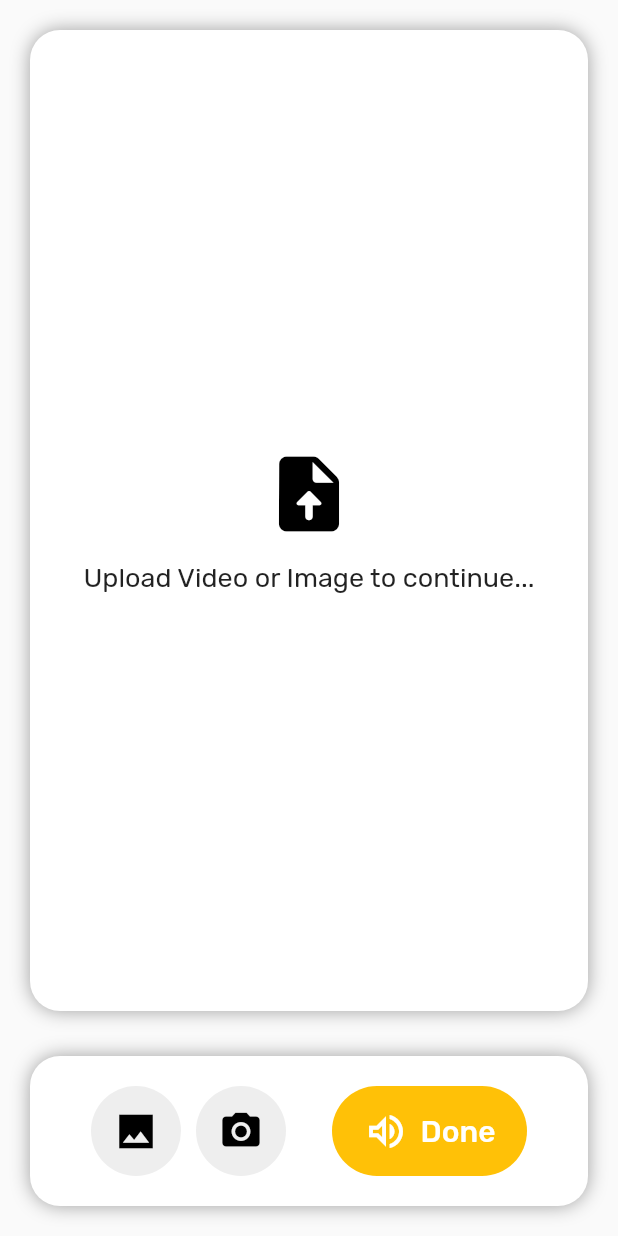
After one commit to Harmanjit14/SignSpeak, a Flutter app: the UploadScreen screen opened directly, on a phone screen of 412 x 824 dp. The commit adds this screen. Run offline on Flutter 3.47's test engine with Material 2 defaults, Android fonts, the light colour scheme and no system bars; our stand-ins replace camera, get, google_fonts, image_picker.

Commit message:
partial UI done

```diff
--- a/lib/dashboard.dart
+++ b/lib/dashboard.dart
@@ -2,30 +2,13 @@ import 'package:flutter/material.dart';
 import 'package:get/get.dart';
 import 'package:google_fonts/google_fonts.dart';
 import 'package:signspeak/export.dart';
+import 'package:signspeak/upload.dart';
 
 class IconState extends GetxController {
   RxBool s1 = false.obs;
   RxBool s2 = false.obs;
   RxBool s3 = false.obs;
   RxInt selected = 0.obs;
-
-  void set1() {
-    s1 = true.obs;
-    s2 = false.obs;
-    s3 = false.obs;
-  }
-
-  void set2() {
-    s2 = true.obs;
-    s1 = false.obs;
-    s3 = false.obs;
-  }
-
-  void set3() {
-    s3 = true.obs;
-    s2 = false.obs;
-    s1 = false.obs;
-  }
 }
 
 class ChoiceScreen extends StatelessWidget {
@@ -48,6 +31,8 @@ class ChoiceScreen extends StatelessWidget {
             onPressed: () {
               switch (controller.selected.value) {
                 case 1:
+                  Get.to(() => const UploadScreen(),
+                      transition: Transition.leftToRight);
                   break;
                 case 2:
                   break;
--- a/lib/export.dart
+++ b/lib/export.dart
@@ -2,4 +2,6 @@ export 'intro.dart';
 import 'package:camera/camera.dart';
 export 'dashboard.dart';
 export 'realtime.dart';
+import 'upload.dart';
+import 'reverse.dart';
 List<CameraDescription> cameras = [];
--- a/lib/realtime.dart
+++ b/lib/realtime.dart
@@ -30,7 +30,7 @@ class _RealtimeScreenState extends State<RealtimeScreen> {
     //   print(value);
     // });
 
-    controller = CameraController(cameras[0], ResolutionPreset.max);
+    controller = CameraController(cameras[0], ResolutionPreset.veryHigh);
     controller!.initialize().then((_) {
       if (!mounted) {
         print("Camera Not mounted!!");
@@ -63,10 +63,9 @@ class _RealtimeScreenState extends State<RealtimeScreen> {
           children: [
             Flexible(
               child: Container(
-                child: Expanded(
-                    child: ClipRRect(
-                        borderRadius: BorderRadius.circular(20),
-                        child: CameraPreview(controller!))),
+                child: ClipRRect(
+                    borderRadius: BorderRadius.circular(20),
+                    child: CameraPreview(controller!)),
                 decoration: BoxDecoration(
                     color: Colors.white,
                     boxShadow: const [
--- /dev/null
+++ b/lib/upload.dart
@@ -0,0 +1,204 @@
+import 'dart:io';
+
+import 'package:camera/camera.dart';
+import 'package:flutter/material.dart';
+import 'package:google_fonts/google_fonts.dart';
+import 'package:image_picker/image_picker.dart';
+import 'export.dart';
+
+class UploadScreen extends StatefulWidget {
+  const UploadScreen({Key? key}) : super(key: key);
+
+  @override
+  _UploadScreenState createState() => _UploadScreenState();
+}
+
+class _UploadScreenState extends State<UploadScreen> {
+  final ImagePicker image = ImagePicker();
+  XFile? photo;
+  File? file;
+  String? res;
+  CameraController? controller;
+  CameraImage? img;
+
+  @override
+  void initState() {
+    // Tflite.loadModel(
+    //         model: "lib/assets/tflite/model.tflite",
+    //         labels: "lib/assets/tflite/labels.txt",
+    //         numThreads: 1, // defaults to 1
+    //         isAsset:
+    //             true, // defaults to true, set to false to load resources outside assets
+    //         useGpuDelegate:
+    //             false // defaults to false, set to true to use GPU delegate
+    //         )
+    //     .then((value) {
+    //   print(value);
+    // });
+
+    controller = CameraController(cameras[0], ResolutionPreset.veryHigh);
+    controller!.initialize().then((_) {
+      if (!mounted) {
+        print("Camera Not mounted!!");
+        return;
+      }
+    });
+    super.initState();
+  }
+
+  @override
+  void dispose() {
+    controller!.dispose();
+    super.dispose();
+  }
+
+  @override
+  Widget build(BuildContext context) {
+    return Scaffold(
+      body: SafeArea(
+        child: Padding(
+          padding: const EdgeInsets.all(20),
+          child: Column(
+            // direction: Axis.vertical,
+            children: [
+              Expanded(
+                child: Container(
+                  child: ClipRRect(
+                    borderRadius: BorderRadius.circular(20),
+                    child: (file == null)
+                        ? Center(
+                            child: Column(
+                              mainAxisSize: MainAxisSize.min,
+                              children: [
+                                const Icon(
+                                  Icons.upload_file_rounded,
+                                  size: 60,
+                                  color: Colors.black,
+                                ),
+                                const SizedBox(height: 15),
+                                Text(
+                                  "Upload Video or Image to continue...",
+                                  style: GoogleFonts.rubik(
+                                    fontSize: 18,
+                                  ),
+                                )
+                              ],
+                            ),
+                          )
+                        : Image.file(
+                            file!,
+                            fit: BoxFit.cover,
+                          ),
+                    // child: CameraPreview(controller!)
+                  ),
+                  decoration: BoxDecoration(
+                      color: Colors.white,
+                      boxShadow: const [
+                        BoxShadow(color: Colors.grey, blurRadius: 10),
+                      ],
+                      borderRadius: BorderRadius.circular(20)),
+                ),
+              ),
+              const SizedBox(height: 30),
+              Container(
+                padding: const EdgeInsets.all(10),
+                child: Row(
+                  mainAxisAlignment: MainAxisAlignment.spaceEvenly,
+                  mainAxisSize: MainAxisSize.max,
+                  children: [
+                    Row(
+                      mainAxisSize: MainAxisSize.min,
+                      children: [
+                        Container(
+                          height: 60,
+                          width: 60,
+                          decoration: const BoxDecoration(
+                            shape: BoxShape.circle,
+                            // color: Colors.pink,
+                          ),
+                          child: ElevatedButton(
+                            onPressed: () async {
+                              photo = await image.pickImage(
+                                  source: ImageSource.camera);
+                              file = File(photo!.path);
+                              setState(() {});
+                            },
+                            style: ElevatedButton.styleFrom(
+                              elevation: 0,
+                              primary: Colors.grey[200],
+                              padding: const EdgeInsets.all(0),
+                              shape: const CircleBorder(),
+                            ),
+                            child: const Icon(Icons.image_sharp,
+                                size: 30, color: Colors.black),
+                          ),
+                        ),
+                        const SizedBox(
+                          width: 10,
+                        ),
+                        Container(
+                          height: 60,
+                          width: 60,
+                          decoration: const BoxDecoration(
+                            shape: BoxShape.circle,
+                            // color: Colors.pink,
+                          ),
+                          child: ElevatedButton(
+                            onPressed: () async {
+                              photo = await image.pickImage(
+                                  source: ImageSource.camera);
+                              file = File(photo!.path);
+                              setState(() {});
+                            },
+                            style: ElevatedButton.styleFrom(
+                              elevation: 0,
+                              primary: Colors.grey[200],
+                              padding: const EdgeInsets.all(0),
+                              shape: const CircleBorder(),
+                            ),
+                            child: const Icon(Icons.camera_alt,
+                                size: 30, color: Colors.black),
+                          ),
+                        ),
+                      ],
+                    ),
+                    Container(
+                        height: 60,
+                        width: 130,
+                        decoration: const BoxDecoration(
+                            // color: Colors.pink,
+                            ),
+                        child: ElevatedButton.icon(
+                          onPressed: () {},
+                          style: ElevatedButton.styleFrom(
+                              elevation: 0,
+                              primary: Colors.amber,
+                              padding: const EdgeInsets.all(0),
+                              shape: const StadiumBorder()),
+                          icon: const Icon(Icons.volume_up_outlined,
+                              color: Colors.white, size: 30),
+                          label: Text(
+                            "Done",
+                            style: GoogleFonts.rubik(
+                              fontSize: 20,
+                              color: Colors.white,
+                            ),
+                          ),
+                        )),
+                  ],
+                ),
+                decoration: BoxDecoration(
+                    color: Colors.white,
+                    boxShadow: const [
+                      BoxShadow(color: Colors.grey, blurRadius: 10),
+                    ],
+                    borderRadius: BorderRadius.circular(20)),
+                height: 100,
+              )
+            ],
+          ),
+        ),
+      ),
+    );
+  }
+}
```
Also changed, not shown: lib/reverse.dart (added).
